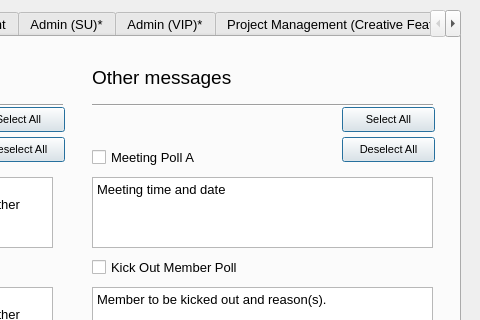
Before: the Qt Designer form GUIs/User Home Page.ui in tislam35/322-Software-Engineering-Project, drawn with Qt 5; both pictures show x 320 to 800 and y 0 to 320 of the 800 by 600 pixel window.
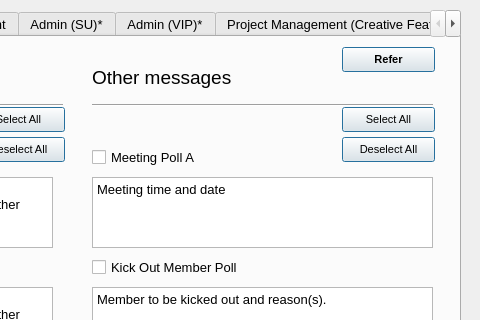
After: the same form once the commit is applied. The open tabs and pages were chosen to show the change.

Commit message: Added reference dialog

```diff
--- a/GUIs/User Home Page.ui
+++ b/GUIs/User Home Page.ui
@@ -955,6 +955,29 @@
        <bool>true</bool>
       </property>
      </widget>
+     <widget class="QPushButton" name="pushButton_27">
+      <property name="geometry">
+       <rect>
+        <x>650</x>
+        <y>10</y>
+        <width>93</width>
+        <height>25</height>
+       </rect>
+      </property>
+      <property name="font">
+       <font>
+        <pointsize>8</pointsize>
+        <weight>75</weight>
+        <bold>true</bold>
+       </font>
+      </property>
+      <property name="text">
+       <string>Refer</string>
+      </property>
+      <property name="default">
+       <bool>true</bool>
+      </property>
+     </widget>
     </widget>
     <widget class="QWidget" name="groupManagementTab">
      <attribute name="title">
```
Left out of the diff: 2 changed lines with no effect on the pictures. The commit also changes 7 other files.
